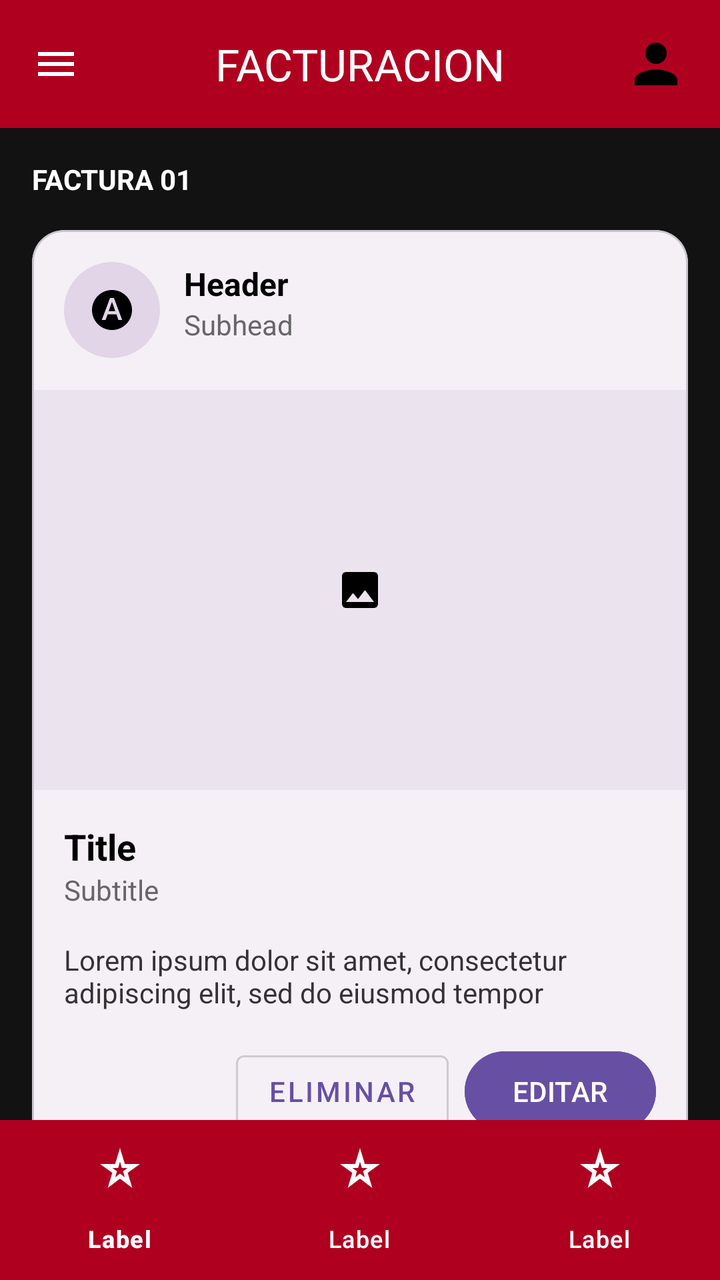
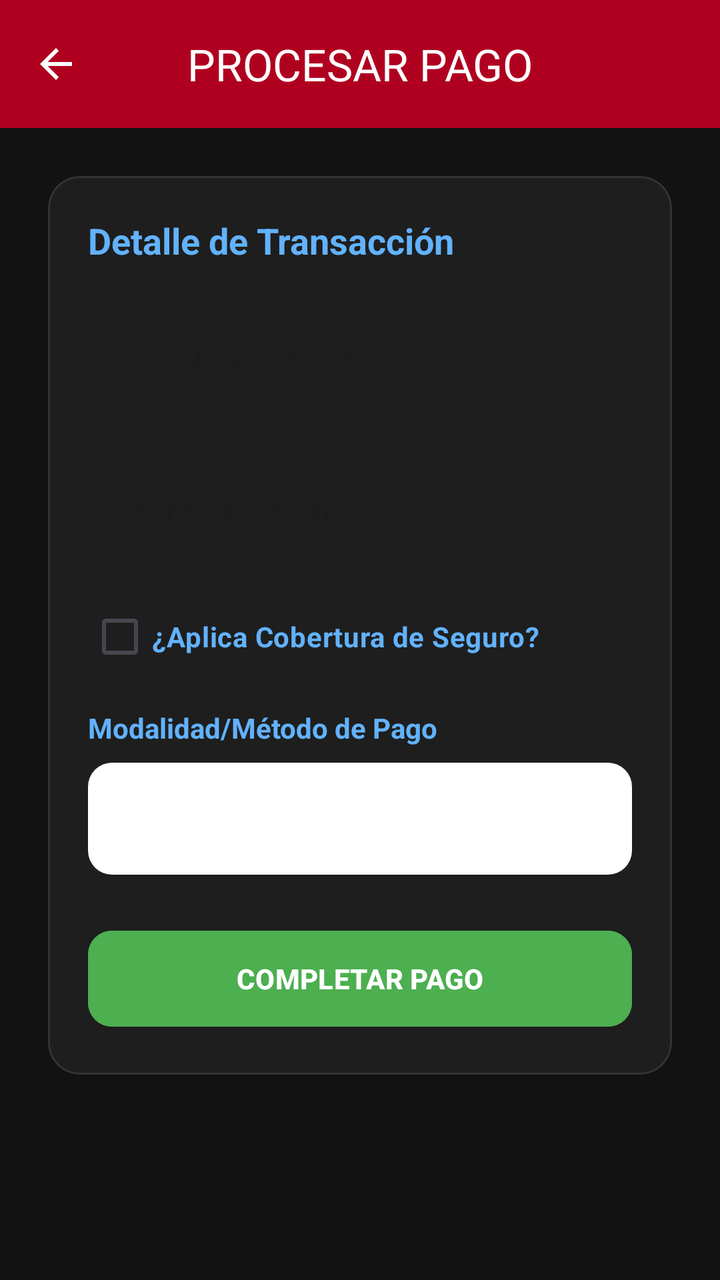

Compare the two renders of this Android layout. The source of the first and the diff that turns it into the second are given below.
<!-- AndroidManifest.xml: application theme Theme.Autotechs -->
<!-- res/layout/activity_facturacion_crud.xml -->
<?xml version="1.0" encoding="utf-8"?>
<androidx.constraintlayout.widget.ConstraintLayout
    xmlns:android="http://schemas.android.com/apk/res/android"
    xmlns:app="http://schemas.android.com/apk/res-auto"
    android:layout_width="match_parent"
    android:layout_height="match_parent"
    android:background="#121212">

    <com.google.android.material.appbar.AppBarLayout
        android:id="@+id/appBarLayout"
        android:layout_width="match_parent"
        android:layout_height="wrap_content"
        app:layout_constraintTop_toTopOf="parent">

        <com.google.android.material.appbar.MaterialToolbar
            android:id="@+id/topAppBar"
            android:layout_width="match_parent"
            android:layout_height="?attr/actionBarSize"
            android:background="#B00020"
            app:navigationIcon="@drawable/ic_menu"
            app:navigationIconTint="@android:color/white"
            app:title="FACTURACION"
            app:titleCentered="true"
            app:titleTextColor="@android:color/white">

            <ImageView
                android:layout_width="32dp"
                android:layout_height="32dp"
                android:layout_gravity="end"
                android:layout_marginEnd="16dp"
                android:src="@drawable/ic_profile_placeholder" />
        </com.google.android.material.appbar.MaterialToolbar>
    </com.google.android.material.appbar.AppBarLayout>

    <TextView
        android:id="@+id/tvLabelCliente"
        android:layout_width="wrap_content"
        android:layout_height="wrap_content"
        android:layout_marginStart="16dp"
        android:layout_marginTop="16dp"
        android:text="FACTURA 01"
        android:textColor="@android:color/white"
        android:textStyle="bold"
        app:layout_constraintStart_toStartOf="parent"
        app:layout_constraintTop_toBottomOf="@id/appBarLayout" />

    <com.google.android.material.card.MaterialCardView
        android:layout_width="match_parent"
        android:layout_height="wrap_content"
        android:layout_margin="16dp"
        app:cardCornerRadius="16dp"
        app:cardBackgroundColor="#F5F0F6"
        app:layout_constraintTop_toBottomOf="@id/tvLabelCliente">

        <LinearLayout
            android:layout_width="match_parent"
            android:layout_height="wrap_content"
            android:orientation="vertical">

            <RelativeLayout
                android:layout_width="match_parent"
                android:layout_height="wrap_content"
                android:padding="16dp">

                <com.google.android.material.imageview.ShapeableImageView
                    android:id="@+id/avatar"
                    android:layout_width="48dp"
                    android:layout_height="48dp"
                    android:background="#E1D5E7"
                    android:scaleType="center"
                    android:src="@drawable/ic_letter_a"
                    app:shapeAppearanceOverlay="@style/CircleImage" />

                <LinearLayout
                    android:layout_width="wrap_content"
                    android:layout_height="wrap_content"
                    android:layout_toEndOf="@id/avatar"
                    android:layout_marginStart="12dp"
                    android:orientation="vertical">

                    <TextView
                        android:layout_width="wrap_content"
                        android:layout_height="wrap_content"
                        android:text="Header"
                        android:textColor="#000000"
                        android:textSize="16sp"
                        android:textStyle="bold" />

                    <TextView
                        android:layout_width="wrap_content"
                        android:layout_height="wrap_content"
                        android:text="Subhead"
                        android:textColor="#666666" />
                </LinearLayout>
            </RelativeLayout>

            <ImageView
                android:layout_width="match_parent"
                android:layout_height="200dp"
                android:background="#EBE4EF"
                android:scaleType="centerInside"
                android:src="@drawable/ic_shapes_placeholder" />

            <LinearLayout
                android:layout_width="match_parent"
                android:layout_height="wrap_content"
                android:padding="16dp"
                android:orientation="vertical">

                <TextView
                    android:layout_width="wrap_content"
                    android:layout_height="wrap_content"
                    android:text="Title"
                    android:textColor="#000000"
                    android:textSize="18sp"
                    android:textStyle="bold" />

                <TextView
                    android:layout_width="wrap_content"
                    android:layout_height="wrap_content"
                    android:text="Subtitle"
                    android:textColor="#666666" />

                <TextView
                    android:layout_width="match_parent"
                    android:layout_height="wrap_content"
                    android:layout_marginTop="16dp"
                    android:text="Lorem ipsum dolor sit amet, consectetur adipiscing elit, sed do eiusmod tempor"
                    android:textColor="#333333" />

                <LinearLayout
                    android:layout_width="wrap_content"
                    android:layout_height="wrap_content"
                    android:layout_gravity="end"
                    android:layout_marginTop="16dp"
                    android:orientation="horizontal">

                    <com.google.android.material.button.MaterialButton
                        style="@style/Widget.MaterialComponents.Button.OutlinedButton"
                        android:layout_width="wrap_content"
                        android:layout_height="wrap_content"
                        android:layout_marginEnd="8dp"
                        android:text="ELIMINAR"
                        android:textColor="#6750A4"
                        app:strokeColor="#CCCCCC" />

                    <com.google.android.material.button.MaterialButton
                        android:id="@+id/btnEditar"
                        android:layout_width="wrap_content"
                        android:layout_height="wrap_content"
                        android:backgroundTint="#6750A4"
                        android:text="EDITAR"
                        android:textColor="@android:color/white" />
                </LinearLayout>
            </LinearLayout>
        </LinearLayout>
    </com.google.android.material.card.MaterialCardView>

    <com.google.android.material.bottomnavigation.BottomNavigationView
        android:id="@+id/bottomNavigation"
        android:layout_width="match_parent"
        android:layout_height="wrap_content"
        android:background="#B00020"
        app:itemIconTint="@android:color/white"
        app:itemTextColor="@android:color/white"
        app:layout_constraintBottom_toBottomOf="parent"
        app:menu="@menu/bottom_nav_menu" />

</androidx.constraintlayout.widget.ConstraintLayout>
<!-- resources referenced by this layout -->
<resources>
  <!-- drawable ic_letter_a (drawable) -->
  <vector xmlns:android="http://schemas.android.com/apk/res/android" android:height="24dp" android:tint="#000000" android:viewportHeight="24" android:viewportWidth="24" android:width="24dp">
        
      <path android:fillColor="@android:color/white" android:pathData="M12.04,8.04l-0.09,0l-1.6,4.55l3.29,0z"/>
        
      <path android:fillColor="@android:color/white" android:pathData="M12,2C6.48,2 2,6.48 2,12s4.48,10 10,10s10,-4.48 10,-10S17.52,2 12,2zM15.21,17l-0.98,-2.81H9.78l-1,2.81h-1.9l4.13,-11h1.97l4.13,11H15.21z"/>
      
  </vector>
  <!-- drawable ic_menu (drawable) -->
  <vector xmlns:android="http://schemas.android.com/apk/res/android" android:height="24dp" android:tint="#000000" android:viewportHeight="24" android:viewportWidth="24" android:width="24dp">
        
      <path android:fillColor="@android:color/white" android:pathData="M3,18h18v-2L3,16v2zM3,13h18v-2L3,11v2zM3,6v2h18L21,6L3,6z"/>
      
  </vector>
  <!-- drawable ic_profile_placeholder (drawable) -->
  <vector xmlns:android="http://schemas.android.com/apk/res/android" android:height="24dp" android:tint="#000000" android:viewportHeight="24" android:viewportWidth="24" android:width="24dp">
        
      <path android:fillColor="@android:color/white" android:pathData="M12,12c2.21,0 4,-1.79 4,-4s-1.79,-4 -4,-4 -4,1.79 -4,4 1.79,4 4,4zM12,14c-2.67,0 -8,1.34 -8,4v2h16v-2c0,-2.66 -5.33,-4 -8,-4z"/>
      
  </vector>
  <!-- drawable ic_shapes_placeholder (drawable) -->
  <vector xmlns:android="http://schemas.android.com/apk/res/android" android:height="24dp" android:tint="#000000" android:viewportHeight="24" android:viewportWidth="24" android:width="24dp">
        
      <path android:fillColor="@android:color/white" android:pathData="M21,19V5c0,-1.1 -0.9,-2 -2,-2H5c-1.1,0 -2,0.9 -2,2v14c0,1.1 0.9,2 2,2h14c1.1,0 2,-0.9 2,-2zM8.5,13.5l2.5,3.01L14.5,12l4.5,6H5l3.5,-4.5z"/>
      
  </vector>
  <style name="CircleImage">
          <item name="cornerSize">50%</item>
      </style>
  <style name="Theme.Autotechs" parent="Base.Theme.Autotechs" />
  <style name="Base.Theme.Autotechs" parent="Theme.Material3.DayNight.NoActionBar">
          
          
      </style>
</resources>

<!-- the commit's change to res/layout/activity_facturacion_crud.xml (unified diff, before → after) -->
@@ -17,153 +17,172 @@
             android:layout_width="match_parent"
             android:layout_height="?attr/actionBarSize"
             android:background="#B00020"
-            app:navigationIcon="@drawable/ic_menu"
+            app:navigationIcon="@drawable/ic_back"
             app:navigationIconTint="@android:color/white"
-            app:title="FACTURACION"
+            app:title="PROCESAR PAGO"
             app:titleCentered="true"
-            app:titleTextColor="@android:color/white">
-
-            <ImageView
-                android:layout_width="32dp"
-                android:layout_height="32dp"
-                android:layout_gravity="end"
-                android:layout_marginEnd="16dp"
-                android:src="@drawable/ic_profile_placeholder" />
-        </com.google.android.material.appbar.MaterialToolbar>
+            app:titleTextColor="@android:color/white" />
     </com.google.android.material.appbar.AppBarLayout>
 
-    <TextView
-        android:id="@+id/tvLabelCliente"
-        android:layout_width="wrap_content"
-        android:layout_height="wrap_content"
-        android:layout_marginStart="16dp"
-        android:layout_marginTop="16dp"
-        android:text="FACTURA 01"
-        android:textColor="@android:color/white"
-        android:textStyle="bold"
-        app:layout_constraintStart_toStartOf="parent"
-        app:layout_constraintTop_toBottomOf="@id/appBarLayout" />
-
-    <com.google.android.material.card.MaterialCardView
+    <ScrollView
         android:layout_width="match_parent"
-        android:layout_height="wrap_content"
-        android:layout_margin="16dp"
-        app:cardCornerRadius="16dp"
-        app:cardBackgroundColor="#F5F0F6"
-        app:layout_constraintTop_toBottomOf="@id/tvLabelCliente">
+        android:layout_height="0dp"
+        android:fillViewport="true"
+        app:layout_constraintTop_toBottomOf="@id/appBarLayout"
+        app:layout_constraintBottom_toBottomOf="parent">
 
         <LinearLayout
             android:layout_width="match_parent"
             android:layout_height="wrap_content"
-            android:orientation="vertical">
+            android:orientation="vertical"
+            android:padding="24dp">
 
-            <RelativeLayout
+            <com.google.android.material.card.MaterialCardView
                 android:layout_width="match_parent"
                 android:layout_height="wrap_content"
-                android:padding="16dp">
-
-                <com.google.android.material.imageview.ShapeableImageView
-                    android:id="@+id/avatar"
-                    android:layout_width="48dp"
-                    android:layout_height="48dp"
-                    android:background="#E1D5E7"
-                    android:scaleType="center"
-                    android:src="@drawable/ic_letter_a"
-                    app:shapeAppearanceOverlay="@style/CircleImage" />
+                app:cardCornerRadius="16dp"
+                app:cardBackgroundColor="#1E1E1E"
+                app:strokeColor="#333333"
+                app:strokeWidth="1dp">
 
                 <LinearLayout
-                    android:layout_width="wrap_content"
+                    android:layout_width="match_parent"
                     android:layout_height="wrap_content"
-                    android:layout_toEndOf="@id/avatar"
-                    android:layout_marginStart="12dp"
-                    android:orientation="vertical">
+                    android:orientation="vertical"
+                    android:padding="20dp">
 
                     <TextView
                         android:layout_width="wrap_content"
                         android:layout_height="wrap_content"
-                        android:text="Header"
-                        android:textColor="#000000"
-                        android:textSize="16sp"
-                        android:textStyle="bold" />
+                        android:text="Detalle de Transacción"
+                        android:textColor="#62B2FD"
+                        android:textSize="18sp"
+                        android:textStyle="bold"
+                        android:layout_marginBottom="16dp"/>
+
+                    <com.google.android.material.textfield.TextInputLayout
+                        android:layout_width="match_parent"
+                        android:layout_height="wrap_content"
+                        android:layout_marginBottom="12dp"
+                        style="@style/Widget.MaterialComponents.TextInputLayout.OutlinedBox">
+                        <com.google.android.material.textfield.TextInputEditText
+                            android:id="@+id/etExpedienteId"
+                            android:layout_width="match_parent"
+                            android:layout_height="wrap_content"
+                            android:hint="ID del Expediente de Reparación"
+                            android:inputType="number"
+                            android:textColor="@android:color/white"/>
+                    </com.google.android.material.textfield.TextInputLayout>
+
+                    <com.google.android.material.textfield.TextInputLayout
+                        android:layout_width="match_parent"
+                        android:layout_height="wrap_content"
+                        android:layout_marginBottom="12dp"
+                        style="@style/Widget.MaterialComponents.TextInputLayout.OutlinedBox">
+                        <com.google.android.material.textfield.TextInputEditText
+                            android:id="@+id/etMonto"
+                            android:layout_width="match_parent"
+                            android:layout_height="wrap_content"
+                            android:hint="Monto a Pagar ($)"
+                            android:inputType="numberDecimal"
+                            android:textColor="@android:color/white"/>
+                    </com.google.android.material.textfield.TextInputLayout>
+
+                    <CheckBox
+                        android:id="@+id/cbAplicaSeguro"
+                        android:layout_width="match_parent"
+                        android:layout_height="wrap_content"
+                        android:text="¿Aplica Cobertura de Seguro?"
+                        android:textColor="#62B2FD"
+                        android:textStyle="bold"
+                        android:layout_marginBottom="12dp"/>
+
+                    
+                    <LinearLayout
+                        android:id="@+id/layoutSeguro"
+                        android:layout_width="match_parent"
+                        android:layout_height="wrap_content"
+                        android:orientation="vertical"
+                        android:visibility="gone"
+                        android:background="#252525"
+                        android:padding="12dp"
+                        android:layout_marginBottom="16dp">
+
+                        <TextView
+                            android:layout_width="wrap_content"
+                            android:layout_height="wrap_content"
+                            android:text="Tipo de Póliza"
+                            android:textColor="#CCCCCC"
+                            android:layout_marginBottom="4dp"/>
+
+                        <Spinner
+                            android:id="@+id/spinnerTipoPoliza"
+                            android:layout_width="match_parent"
+                            android:layout_height="48dp"
+                            android:background="@drawable/rounded_input_bg"
+                            android:layout_marginBottom="12dp"/>
+
+                        <com.google.android.material.textfield.TextInputLayout
+                            android:layout_width="match_parent"
+                            android:layout_height="wrap_content"
+                            android:layout_marginBottom="12dp"
+                            style="@style/Widget.MaterialComponents.TextInputLayout.OutlinedBox">
+                            <com.google.android.material.textfield.TextInputEditText
+                                android:id="@+id/etValorReferencia"
+                                android:layout_width="match_parent"
+                                android:layout_height="wrap_content"
+                                android:hint="Monto Deducible/Franquicia ($)"
+                                android:inputType="numberDecimal"
+                                android:textColor="@android:color/white"/>
+                        </com.google.android.material.textfield.TextInputLayout>
+
+                        <com.google.android.material.button.MaterialButton
+                            android:id="@+id/btnCalcularSeguro"
+                            android:layout_width="match_parent"
+                            android:layout_height="48dp"
+                            android:backgroundTint="#6750A4"
+                            android:text="APLICAR DEDUCIBLE/FRANQUICIA"
+                            android:textColor="@android:color/white"
+                            android:textStyle="bold"
+                            android:layout_marginBottom="8dp"/>
+
+                        <TextView
+                            android:id="@+id/tvResultadoSeguro"
+                            android:layout_width="match_parent"
+                            android:layout_height="wrap_content"
+                            android:text="Resumen Cobertura:"
+                            android:textColor="#FFFFFF"
+                            android:textSize="13sp"/>
+                    </LinearLayout>
 
                     <TextView
                         android:layout_width="wrap_content"
                         android:layout_height="wrap_content"
-                        android:text="Subhead"
-                        android:textColor="#666666" />
-                </LinearLayout>
-            </RelativeLayout>
+                        android:text="Modalidad/Método de Pago"
+                        android:textColor="#62B2FD"
+                        android:textStyle="bold"
+                        android:layout_marginBottom="8dp"/>
 
-            <ImageView
-                android:layout_width="match_parent"
-                android:layout_height="200dp"
-                android:background="#EBE4EF"
-                android:scaleType="centerInside"
-                android:src="@drawable/ic_shapes_placeholder" />
-
-            <LinearLayout
-                android:layout_width="match_parent"
-                android:layout_height="wrap_content"
-                android:padding="16dp"
-                android:orientation="vertical">
-
-                <TextView
-                    android:layout_width="wrap_content"
-                    android:layout_height="wrap_content"
-                    android:text="Title"
-                    android:textColor="#000000"
-                    android:textSize="18sp"
-                    android:textStyle="bold" />
-
-                <TextView
-                    android:layout_width="wrap_content"
-                    android:layout_height="wrap_content"
-                    android:text="Subtitle"
-                    android:textColor="#666666" />
-
-                <TextView
-                    android:layout_width="match_parent"
-                    android:layout_height="wrap_content"
-                    android:layout_marginTop="16dp"
-                    android:text="Lorem ipsum dolor sit amet, consectetur adipiscing elit, sed do eiusmod tempor"
-                    android:textColor="#333333" />
-
-                <LinearLayout
-                    android:layout_width="wrap_content"
-                    android:layout_height="wrap_content"
-                    android:layout_gravity="end"
-                    android:layout_marginTop="16dp"
-                    android:orientation="horizontal">
+                    <Spinner
+                        android:id="@+id/spinnerModalidad"
+                        android:layout_width="match_parent"
+                        android:layout_height="56dp"
+                        android:layout_marginBottom="24dp"
+                        android:background="@drawable/rounded_input_bg"
+                        android:padding="8dp" />
 
                     <com.google.android.material.button.MaterialButton
-                        style="@style/Widget.MaterialComponents.Button.OutlinedButton"
-                        android:layout_width="wrap_content"
-                        android:layout_height="wrap_content"
-                        android:layout_marginEnd="8dp"
-                        android:text="ELIMINAR"
-                        android:textColor="#6750A4"
-                        app:strokeColor="#CCCCCC" />
+                        android:id="@+id/btnProcesarPago"
+                        android:layout_width="match_parent"
+                        android:layout_height="56dp"
+                        android:backgroundTint="#4CAF50"
+                        android:text="COMPLETAR PAGO"
+                        android:textColor="@android:color/white"
+                        android:textStyle="bold"
+                        app:cornerRadius="12dp" />
 
-                    <com.google.android.material.button.MaterialButton
-                        android:id="@+id/btnEditar"
-                        android:layout_width="wrap_content"
-                        android:layout_height="wrap_content"
-                        android:backgroundTint="#6750A4"
-                        android:text="EDITAR"
-                        android:textColor="@android:color/white" />
                 </LinearLayout>
-            </LinearLayout>
+            </com.google.android.material.card.MaterialCardView>
         </LinearLayout>
-    </com.google.android.material.card.MaterialCardView>
-
-    <com.google.android.material.bottomnavigation.BottomNavigationView
-        android:id="@+id/bottomNavigation"
-        android:layout_width="match_parent"
-        android:layout_height="wrap_content"
-        android:background="#B00020"
-        app:itemIconTint="@android:color/white"
-        app:itemTextColor="@android:color/white"
-        app:layout_constraintBottom_toBottomOf="parent"
-        app:menu="@menu/bottom_nav_menu" />
-
+    </ScrollView>
 </androidx.constraintlayout.widget.ConstraintLayout>
<!-- resource entries referenced after the edit -->
@@ -1,34 +1,17 @@
 <!-- resources referenced by this layout -->
 <resources>
-  <!-- drawable ic_letter_a (drawable) -->
-  <vector xmlns:android="http://schemas.android.com/apk/res/android" android:height="24dp" android:tint="#000000" android:viewportHeight="24" android:viewportWidth="24" android:width="24dp">
+  <!-- drawable ic_back (drawable) -->
+  <vector xmlns:android="http://schemas.android.com/apk/res/android" android:autoMirrored="true" android:height="24dp" android:tint="#000000" android:viewportHeight="24" android:viewportWidth="24" android:width="24dp">
         
-      <path android:fillColor="@android:color/white" android:pathData="M12.04,8.04l-0.09,0l-1.6,4.55l3.29,0z"/>
-        
-      <path android:fillColor="@android:color/white" android:pathData="M12,2C6.48,2 2,6.48 2,12s4.48,10 10,10s10,-4.48 10,-10S17.52,2 12,2zM15.21,17l-0.98,-2.81H9.78l-1,2.81h-1.9l4.13,-11h1.97l4.13,11H15.21z"/>
+      <path android:fillColor="@android:color/white" android:pathData="M20,11H7.83l5.59,-5.59L12,4l-8,8 8,8 1.41,-1.41L7.83,13H20v-2z"/>
       
   </vector>
-  <!-- drawable ic_menu (drawable) -->
-  <vector xmlns:android="http://schemas.android.com/apk/res/android" android:height="24dp" android:tint="#000000" android:viewportHeight="24" android:viewportWidth="24" android:width="24dp">
-        
-      <path android:fillColor="@android:color/white" android:pathData="M3,18h18v-2L3,16v2zM3,13h18v-2L3,11v2zM3,6v2h18L21,6L3,6z"/>
-      
-  </vector>
-  <!-- drawable ic_profile_placeholder (drawable) -->
-  <vector xmlns:android="http://schemas.android.com/apk/res/android" android:height="24dp" android:tint="#000000" android:viewportHeight="24" android:viewportWidth="24" android:width="24dp">
-        
-      <path android:fillColor="@android:color/white" android:pathData="M12,12c2.21,0 4,-1.79 4,-4s-1.79,-4 -4,-4 -4,1.79 -4,4 1.79,4 4,4zM12,14c-2.67,0 -8,1.34 -8,4v2h16v-2c0,-2.66 -5.33,-4 -8,-4z"/>
-      
-  </vector>
-  <!-- drawable ic_shapes_placeholder (drawable) -->
-  <vector xmlns:android="http://schemas.android.com/apk/res/android" android:height="24dp" android:tint="#000000" android:viewportHeight="24" android:viewportWidth="24" android:width="24dp">
-        
-      <path android:fillColor="@android:color/white" android:pathData="M21,19V5c0,-1.1 -0.9,-2 -2,-2H5c-1.1,0 -2,0.9 -2,2v14c0,1.1 0.9,2 2,2h14c1.1,0 2,-0.9 2,-2zM8.5,13.5l2.5,3.01L14.5,12l4.5,6H5l3.5,-4.5z"/>
-      
-  </vector>
-  <style name="CircleImage">
-          <item name="cornerSize">50%</item>
-      </style>
+  <!-- drawable rounded_input_bg (drawable) -->
+  <?xml version="1.0" encoding="utf-8"?>
+  <shape xmlns:android="http://schemas.android.com/apk/res/android">
+      <solid android:color="@android:color/white" />
+      <corners android:radius="12dp" />
+  </shape>
   <style name="Theme.Autotechs" parent="Base.Theme.Autotechs" />
   <style name="Base.Theme.Autotechs" parent="Theme.Material3.DayNight.NoActionBar">
           
